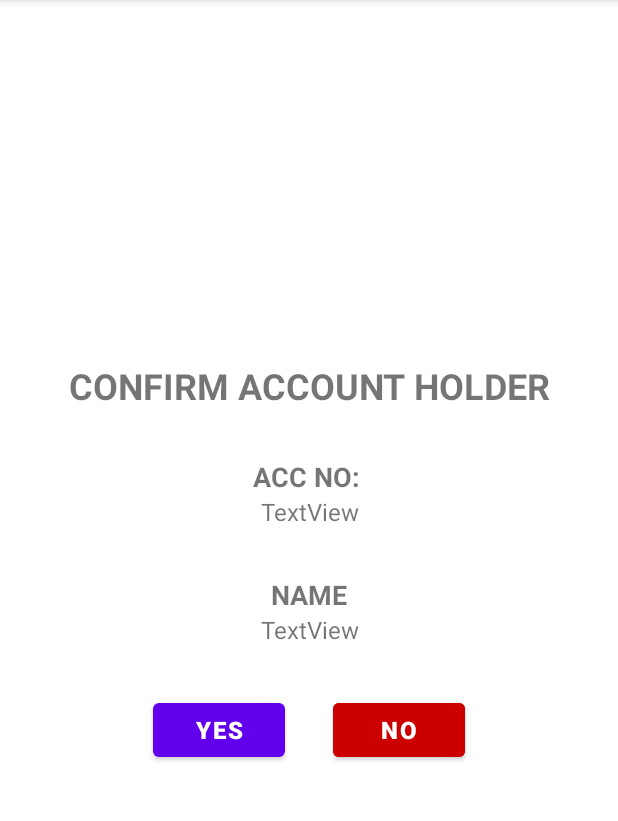
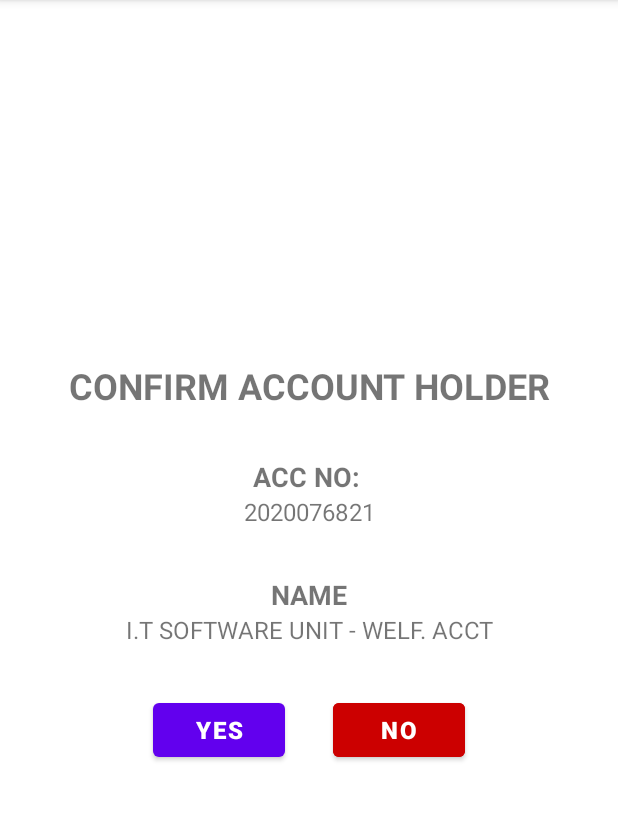
Before and after one commit to EbhomenyeEmmanuel/t1000_ceva, an Android app: the ConfirmAccountNumberFragment screen opened through its navigation route, on a phone screen of 412 x 824 dp, the part 84-905 px from its top. Run offline under Robolectric (Android 15) with nearby library versions, the phone set to English and light mode, and no system bars; our stand-ins replace Dagger/Hilt's generated code; 2 statements that could not run were skipped.

```diff
--- a/app/src/main/res/layout/fragment_confirm_account_number.xml
+++ b/app/src/main/res/layout/fragment_confirm_account_number.xml
@@ -32,7 +32,7 @@
         android:id="@+id/account_number_txt_view"
         android:layout_width="match_parent"
         android:layout_height="wrap_content"
-        android:text="TextView"
+        android:text="2020076821"
         android:textAlignment="center"
         android:textSize="16sp" />
 
@@ -50,7 +50,7 @@
         android:id="@+id/account_name_txt_view"
         android:layout_width="match_parent"
         android:layout_height="wrap_content"
-        android:text="TextView"
+        android:text="I.T SOFTWARE UNIT - WELF. ACCT"
         android:textAlignment="center"
         android:textSize="16sp" />
 
```
Also changed, not shown: app/src/main/java/com/example/t1000_ceva/domain/model/AttendantDestination.kt (added, +7 -0 lines), app/src/main/java/com/example/t1000_ceva/ui/attendant/AttendantMenuFragment.kt (+11 -3 lines), app/src/main/java/com/example/t1000_ceva/ui/attendant/ConfirmAccountNumberFragment.kt (+18 -1 lines), app/src/main/java/com/example/t1000_ceva/ui/attendant/ValidateAccountNumberFragment.kt (+14 -1 lines).
